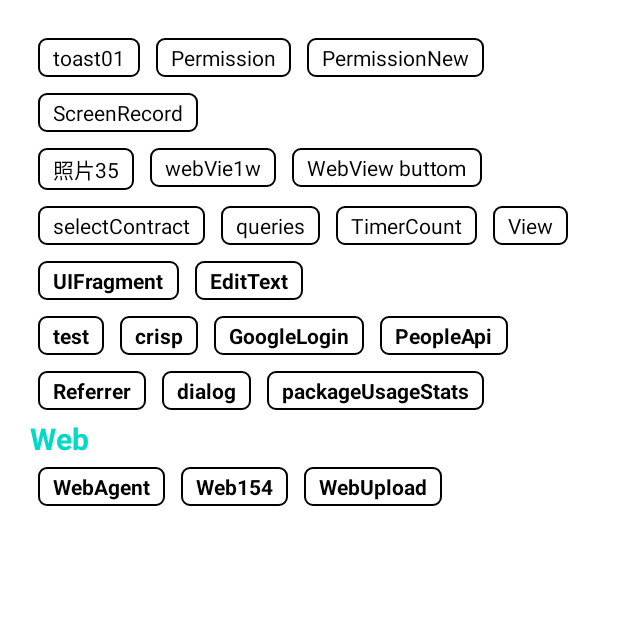
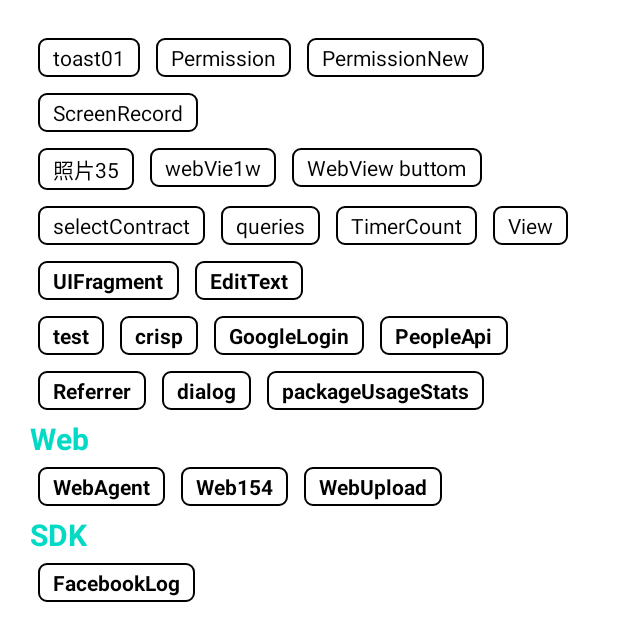
Before and after one commit to huangjinping/android2023Demo, an Android app: the screen it shows after launch (Hao123ActivityC), on a phone screen of 412 x 824 dp. Shown: the top 641 px of the screen. Run offline under Robolectric (Android 15) with nearby library versions, the phone set to English and light mode, and no system bars; our stand-ins replace FlexboxLayout; libraries missing offline, so code that uses them is left out: com.android.installreferrer, com.appsflyer, com.appsflyer.attribution, com.facebook, com.facebook.appevents and 4 more; 9 statements that could not run were skipped.

Commit message:
提交审核

```diff
--- a/app/src/main/AndroidManifest.xml
+++ b/app/src/main/AndroidManifest.xml
@@ -220,6 +220,12 @@
         <meta-data
             android:name="io.branch.sdk.TestMode"
             android:value="false" />
+        <meta-data
+            android:name="com.facebook.sdk.ApplicationId"
+            android:value="@string/facebook_app_id" />
+        <meta-data
+            android:name="com.facebook.sdk.ClientToken"
+            android:value="@string/fb_client_token" />
     </application>
     <queries package="${applicationId}">
         <package android:name="com.facebook.katana" />
--- a/app/src/main/java/con/fire/android2023demo/App.java
+++ b/app/src/main/java/con/fire/android2023demo/App.java
@@ -3,13 +3,14 @@ package con.fire.android2023demo;
 import android.app.Application;
 import android.content.Context;
 import android.util.Log;
-import android.webkit.WebView;
 
 import androidx.annotation.NonNull;
 
 import com.android.installreferrer.api.InstallReferrerClient;
 import com.android.installreferrer.api.InstallReferrerStateListener;
 import com.android.installreferrer.api.ReferrerDetails;
+import com.facebook.FacebookSdk;
+import com.facebook.appevents.AppEventsLogger;
 import com.lzy.okgo.OkGo;
 
 import con.fire.android2023demo.utils.LogUtils;
@@ -41,6 +42,9 @@ public class App extends Application implements Thread.UncaughtExceptionHandler
         AutoSizeConfig.getInstance().setCustomFragment(true);
 
         startReferrer(this);
+
+        FacebookSdk.setApplicationId(getString(R.string.facebook_app_id));
+        AppEventsLogger.activateApp(this);
     }
 
 
--- a/app/src/main/java/con/fire/android2023demo/photo/PhotoUtilsImagePicker.java
+++ b/app/src/main/java/con/fire/android2023demo/photo/PhotoUtilsImagePicker.java
@@ -204,7 +204,7 @@ public class PhotoUtilsImagePicker extends PhotoSo {
         }
         fileUriResolver.getFullImagePath(pendingCameraMediaUri != null ? pendingCameraMediaUri : Uri.parse(retrievePendingCameraMediaUriPath()), path -> {
             Log.d(TAG, "==path==1=" + path);
-            path = imageResizer.resizeImageIfNeeded(path, 1080d, 1920d, 90);
+            path = imageResizer.resizeImageIfNeeded(path, 880d, 820d, 60);
             Log.d(TAG, "==path==2=" + path);
 
             callback.getPath(pendingCameraMediaUri, path);
--- a/app/src/main/java/con/fire/android2023demo/photo/PhotoUtilsImagePickerMul.java
+++ b/app/src/main/java/con/fire/android2023demo/photo/PhotoUtilsImagePickerMul.java
@@ -185,7 +185,7 @@ public class PhotoUtilsImagePickerMul extends PhotoSo {
         }
         fileUriResolver.getFullImagePath(pendingCameraMediaUri != null ? pendingCameraMediaUri : Uri.parse(retrievePendingCameraMediaUriPath()), path -> {
             Log.d(TAG, "==path==1=" + path);
-            path = imageResizer.resizeImageIfNeeded(path, 1080d, 1920d, 90);
+            path = imageResizer.resizeImageIfNeeded(path, 860d, 820d, 60);
             Log.d(TAG, "==path==2=" + path);
 
             callback.getPath(pendingCameraMediaUri, path);
--- a/app/src/main/res/layout/activity_hao123.xml
+++ b/app/src/main/res/layout/activity_hao123.xml
@@ -229,4 +229,30 @@
 
 
     </com.google.android.flexbox.FlexboxLayout>
+
+    <TextView
+        style="@style/flex_item_title"
+        android:layout_width="wrap_content"
+        android:layout_height="wrap_content"
+        android:text="SDK"></TextView>
+
+    <com.google.android.flexbox.FlexboxLayout
+        android:layout_width="match_parent"
+        android:layout_height="wrap_content"
+        app:alignContent="stretch"
+        app:alignItems="stretch"
+        app:flexWrap="wrap">
+
+
+        <TextView
+            android:id="@+id/txt_facebooklog"
+            style="@style/flex_item"
+            android:layout_width="wrap_content"
+            android:layout_height="wrap_content"
+            android:text="FacebookLog"
+            android:textStyle="bold"></TextView>
+
+
+
+    </com.google.android.flexbox.FlexboxLayout>
 </LinearLayout>
--- a/app/src/main/res/values/strings1.xml
+++ b/app/src/main/res/values/strings1.xml
@@ -1,3 +1,6 @@
 <resources>
     <string name="app_name">android2023Demo</string>
+    <string name="facebook_app_id">856483418490712</string>
+    <string name="fb_client_token" translatable="false">b7d94b8a0f8844886f8deac9489a5b2e</string>
+
 </resources>
```
Also changed, not shown: app/build.gradle (+10 -3 lines), app/src/main/java/con/fire/android2023demo/Hao123ActivityC.java (+15 -3 lines), app/src/main/java/con/fire/android2023demo/ui/GoogleOpActivity.java (+10 -10 lines), app/src/main/java/con/fire/android2023demo/ui/MainActivity.java (+9 -2 lines), app/src/main/java/con/fire/android2023demo/ui/UploadWebActivity.java (+41 -2 lines), app/src/main/java/con/fire/android2023demo/utils/Compressor.java (+4 -4 lines), app/src/main/java/con/fire/android2023demo/utils/ImageResizer.java (+11 -36 lines), app/src/main/assets/banner.png (added), 2 other files.
